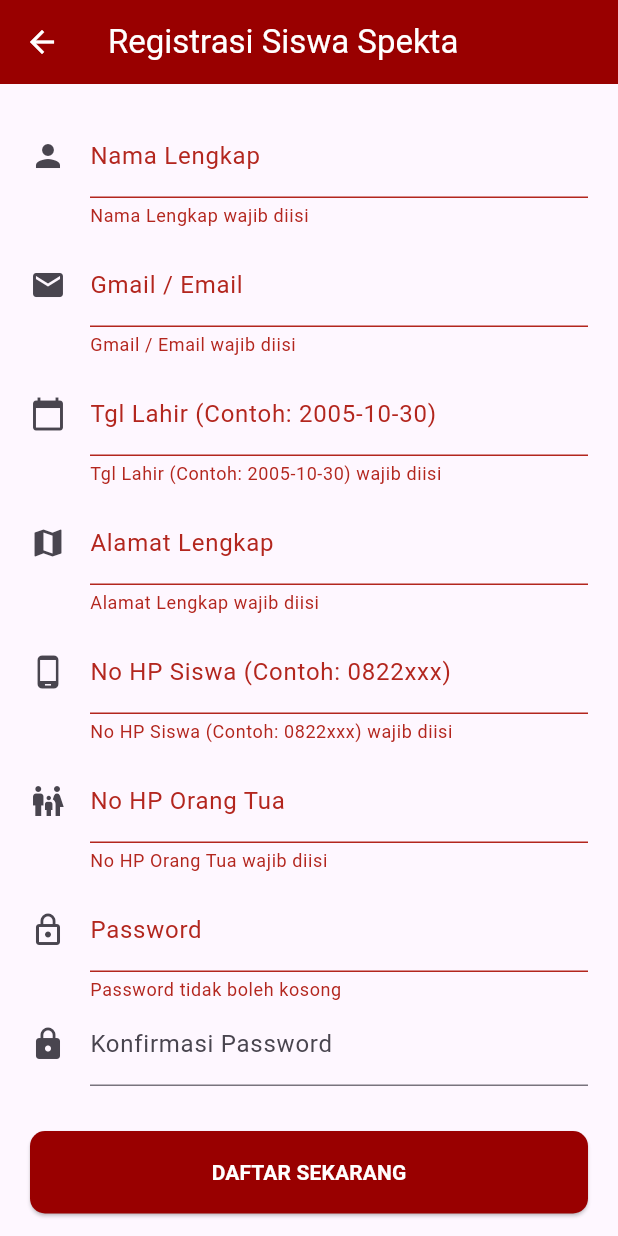
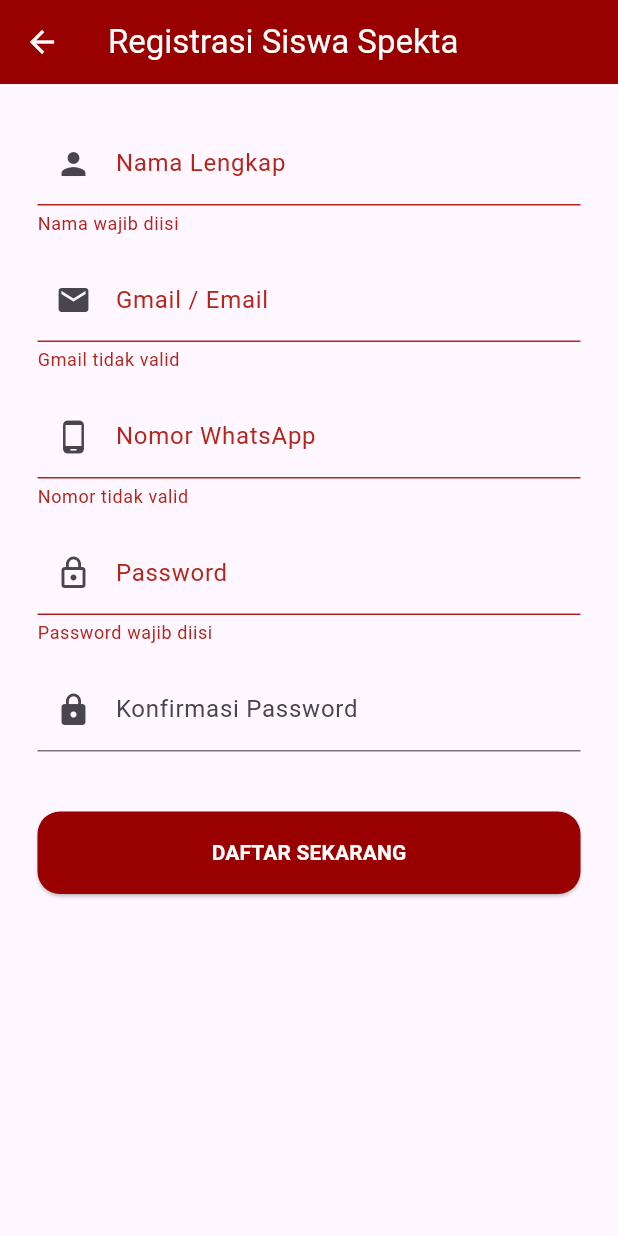
Before and after one commit to kennedipane30/PA-2, a Flutter app: the RegisterPage screen opened directly, after a tap on "DAFTAR SEKARANG", on a phone screen of 412 x 824 dp. Run offline on Flutter 3.47's test engine with Material 3 defaults, Android fonts, the light colour scheme and no system bars.

Commit message:
Login
wel

```diff
--- a/spectaacademy/lib/screens/register_page.dart
+++ b/spectaacademy/lib/screens/register_page.dart
@@ -1,93 +1,89 @@
 import 'package:flutter/material.dart';
 import '../services/auth_service.dart';
-import 'dart:convert'; // WAJIB ADA untuk membaca pesan error dari Laravel
+import 'otp_page.dart'; // Pastikan import ini benar
+import 'dart:convert';
 
 class RegisterPage extends StatefulWidget {
   const RegisterPage({super.key});
-  @override State<RegisterPage> createState() => _RegisterPageState();
+
+  @override
+  State<RegisterPage> createState() => _RegisterPageState();
 }
 
 class _RegisterPageState extends State<RegisterPage> {
   final _formKey = GlobalKey<FormState>();
   final Color spektaRed = const Color(0xFF990000);
 
-  // Controllers
-  final TextEditingController _name = TextEditingController();
-  final TextEditingController _email = TextEditingController();
-  final TextEditingController _tgl = TextEditingController();
-  final TextEditingController _alamat = TextEditingController();
-  final TextEditingController _wa = TextEditingController();
-  final TextEditingController _waO = TextEditingController();
-  final TextEditingController _pass = TextEditingController();
-  final TextEditingController _conf = TextEditingController();
+  // Controllers (Hanya yang disepakati)
+  final TextEditingController _nameCtrl = TextEditingController();
+  final TextEditingController _emailCtrl = TextEditingController();
+  final TextEditingController _waCtrl = TextEditingController();
+  final TextEditingController _passCtrl = TextEditingController();
+  final TextEditingController _confirmPassCtrl = TextEditingController();
 
-  // VALIDASI PASSWORD (Syarat Keamanan Perangkat Lunak)
+  // 1. VALIDASI NAMA (Hanya Huruf & Spasi)
+  String? _validateName(String? value) {
+    if (value == null || value.isEmpty) return 'Nama wajib diisi';
+    if (!RegExp(r'^[a-zA-Z\s]+$').hasMatch(value)) {
+      return 'Nama hanya boleh berisi huruf!';
+    }
+    return null;
+  }
+
+  // 2. VALIDASI PASSWORD (Kapital, Huruf Kecil, Angka, Simbol)
   String? _validatePassword(String? value) {
-    if (value == null || value.isEmpty) return 'Password tidak boleh kosong';
+    if (value == null || value.isEmpty) return 'Password wajib diisi';
     if (value.length < 8) return 'Minimal 8 karakter';
 
     bool hasUppercase = value.contains(RegExp(r'[A-Z]'));
+    bool hasLowercase = value.contains(RegExp(r'[a-z]'));
     bool hasDigits = value.contains(RegExp(r'[0-9]'));
     bool hasSpecialCharacters = value.contains(RegExp(r'[!@#$%^&*(),.?":{}|<>]'));
 
-    if (!hasUppercase) return 'Wajib ada 1 Huruf KAPITAL';
-    if (!hasDigits) return 'Wajib ada 1 ANGKA';
-    if (!hasSpecialCharacters) return 'Wajib ada 1 SIMBOL (!@# dll)';
-
+    if (!hasUppercase || !hasLowercase || !hasDigits || !hasSpecialCharacters) {
+      return 'Wajib: Huruf Kapital, Kecil, Angka, & Simbol';
+    }
     return null;
   }
 
-  // FUNGSI HANDLE REGISTER DENGAN PENANGANAN ERROR LENGKAP
   void _handleRegister() async {
     if (_formKey.currentState!.validate()) {
-      // 1. Tampilkan Loading (Agar User tidak klik berkali-kali)
-      showDialog(
-        context: context,
-        barrierDismissible: false,
-        builder: (context) => const Center(child: CircularProgressIndicator(color: Color(0xFF990000)))
-      );
+      // Munculkan Loading
+      showDialog(context: context, barrierDismissible: false, builder: (_) => const Center(child: CircularProgressIndicator(color: Color(0xFF990000))));
+
+      // Data yang dikirim ke Laravel
+      Map<String, dynamic> data = {
+        'name': _nameCtrl.text,
+        'email': _emailCtrl.text,
+        'nomor_wa': _waCtrl.text, // Tetap butuh WA untuk kirim OTP
+        'password': _passCtrl.text,
+        'password_confirmation': _confirmPassCtrl.text,
+      };
 
       try {
-        var response = await AuthService.register({
-          'name': _name.text,
-          'email': _email.text,
-          'tanggal_lahir': _tgl.text,
-          'alamat': _alamat.text,
-          'nomor_wa': _wa.text,
-          'nomor_wa_ortu': _waO.text,
-          'password': _pass.text,
-          'password_confirmation': _conf.text,
-        });
-
+        var response = await AuthService.register(data);
+        if (!mounted) return;
         Navigator.pop(context); // Tutup Loading
 
         if (response.statusCode == 201) {
-          // BERHASIL
-          ScaffoldMessenger.of(context).showSnackBar(
-            const SnackBar(backgroundColor: Colors.green, content: Text("Registrasi Berhasil! Silakan Login."))
+          final responseData = jsonDecode(response.body);
+          // BERHASIL -> PINDAH KE HALAMAN OTP
+          Navigator.push(
+            context,
+            MaterialPageRoute(
+              builder: (_) => OtpPage(
+                name: _nameCtrl.text,
+                otpSimulasi: responseData['otp'].toString()
+              ),
+            ),
           );
-          Navigator.pop(context);
         } else {
-          // GAGAL - Ambil pesan error dari Laravel
-          final errorBody = jsonDecode(response.body);
-          String errorMessage = "Gagal Simpan";
-
-          if (errorBody['errors'] != null) {
-            // Ambil pesan error validasi pertama
-            errorMessage = errorBody['errors'].values.first[0];
-          } else {
-            errorMessage = errorBody['message'] ?? "Terjadi kesalahan server";
-          }
-
-          ScaffoldMessenger.of(context).showSnackBar(
-            SnackBar(backgroundColor: Colors.red, content: Text("Gagal: $errorMessage"))
-          );
+          final errorData = jsonDecode(response.body);
+          ScaffoldMessenger.of(context).showSnackBar(SnackBar(backgroundColor: Colors.red, content: Text(errorData['message'] ?? "Registrasi Gagal")));
         }
       } catch (e) {
-        Navigator.pop(context); // Tutup Loading
-        ScaffoldMessenger.of(context).showSnackBar(
-          SnackBar(backgroundColor: Colors.black, content: Text("Koneksi Error: Periksa apakah Server sudah menyala."))
-        );
+        Navigator.pop(context);
+        ScaffoldMessenger.of(context).showSnackBar(const SnackBar(content: Text("Koneksi Error!")));
       }
     }
   }
@@ -95,45 +91,48 @@ class _RegisterPageState extends State<RegisterPage> {
   @override
   Widget build(BuildContext context) {
     return Scaffold(
-      appBar: AppBar(title: const Text("Registrasi Siswa Spekta"), backgroundColor: spektaRed, foregroundColor: Colors.white),
+      appBar: AppBar(
+        title: const Text("Registrasi Siswa Spekta"),
+        backgroundColor: spektaRed,
+        foregroundColor: Colors.white,
+      ),
       body: SingleChildScrollView(
-        padding: const EdgeInsets.all(20),
+        padding: const EdgeInsets.all(25),
         child: Form(
           key: _formKey,
           child: Column(
             children: [
-              _buildField(_name, "Nama Lengkap", Icons.person),
-              _buildField(_email, "Gmail / Email", Icons.email),
-              _buildField(_tgl, "Tgl Lahir (Contoh: 2005-10-30)", Icons.calendar_today),
-              _buildField(_alamat, "Alamat Lengkap", Icons.map),
-              _buildField(_wa, "No HP Siswa (Contoh: 0822xxx)", Icons.phone_android),
-              _buildField(_waO, "No HP Orang Tua", Icons.family_restroom),
+              _buildInput(_nameCtrl, "Nama Lengkap", Icons.person, _validateName),
+              _buildInput(_emailCtrl, "Gmail / Email", Icons.email, (v) => v!.contains('@') ? null : "Gmail tidak valid"),
+              _buildInput(_waCtrl, "Nomor WhatsApp", Icons.phone_android, (v) => v!.length < 10 ? "Nomor tidak valid" : null),
 
+              // Input Password
               TextFormField(
-                controller: _pass,
+                controller: _passCtrl,
                 obscureText: true,
-                decoration: const InputDecoration(labelText: "Password", icon: Icon(Icons.lock_outline)),
+                decoration: const InputDecoration(labelText: "Password", prefixIcon: Icon(Icons.lock_outline)),
                 validator: _validatePassword,
               ),
+              const SizedBox(height: 15),
 
+              // Konfirmasi Password
               TextFormField(
-                controller: _conf,
+                controller: _confirmPassCtrl,
                 obscureText: true,
-                decoration: const InputDecoration(labelText: "Konfirmasi Password", icon: Icon(Icons.lock)),
-                validator: (v) => v != _pass.text ? 'Password tidak cocok' : null,
+                decoration: const InputDecoration(labelText: "Konfirmasi Password", prefixIcon: Icon(Icons.lock)),
+                validator: (v) => v != _passCtrl.text ? 'Password tidak cocok' : null,
               ),
 
-              const SizedBox(height: 30),
+              const SizedBox(height: 40),
               ElevatedButton(
                 style: ElevatedButton.styleFrom(
                   backgroundColor: spektaRed,
                   minimumSize: const Size(double.infinity, 55),
-                  shape: RoundedRectangleBorder(borderRadius: BorderRadius.circular(10))
+                  shape: RoundedRectangleBorder(borderRadius: BorderRadius.circular(15))
                 ),
                 onPressed: _handleRegister,
                 child: const Text("DAFTAR SEKARANG", style: TextStyle(color: Colors.white, fontWeight: FontWeight.bold)),
               ),
-              const SizedBox(height: 20),
             ],
           ),
         ),
@@ -141,13 +140,13 @@ class _RegisterPageState extends State<RegisterPage> {
     );
   }
 
-  Widget _buildField(TextEditingController ctrl, String label, IconData icon) {
+  Widget _buildInput(TextEditingController ctrl, String label, IconData icon, String? Function(String?)? validator) {
     return Padding(
-      padding: const EdgeInsets.only(bottom: 10),
+      padding: const EdgeInsets.only(bottom: 15),
       child: TextFormField(
         controller: ctrl,
-        decoration: InputDecoration(labelText: label, icon: Icon(icon)),
-        validator: (v) => v!.isEmpty ? '$label wajib diisi' : null,
+        decoration: InputDecoration(labelText: label, prefixIcon: Icon(icon)),
+        validator: validator,
       ),
     );
   }
```
Also changed, not shown: spectaacademy/lib/screens/login_page.dart (+95 -69 lines), spectaacademy/lib/screens/otp_page.dart (+44 -87 lines), spectaacademy/lib/services/auth_service.dart (+29 -20 lines), 4 other files.
